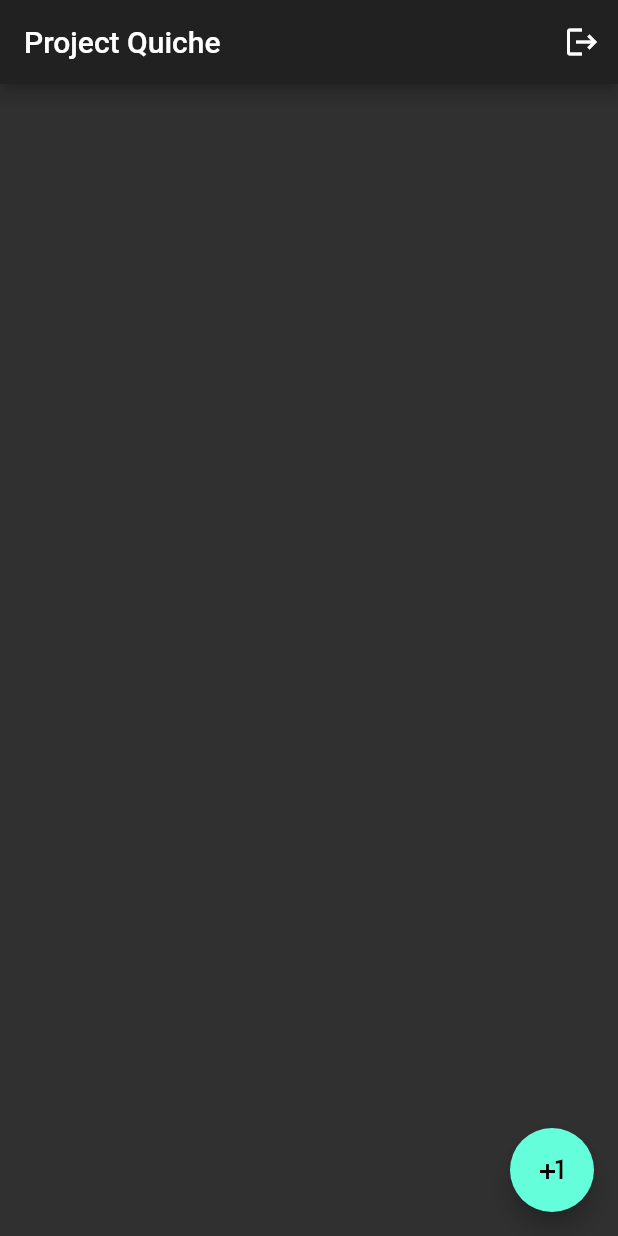
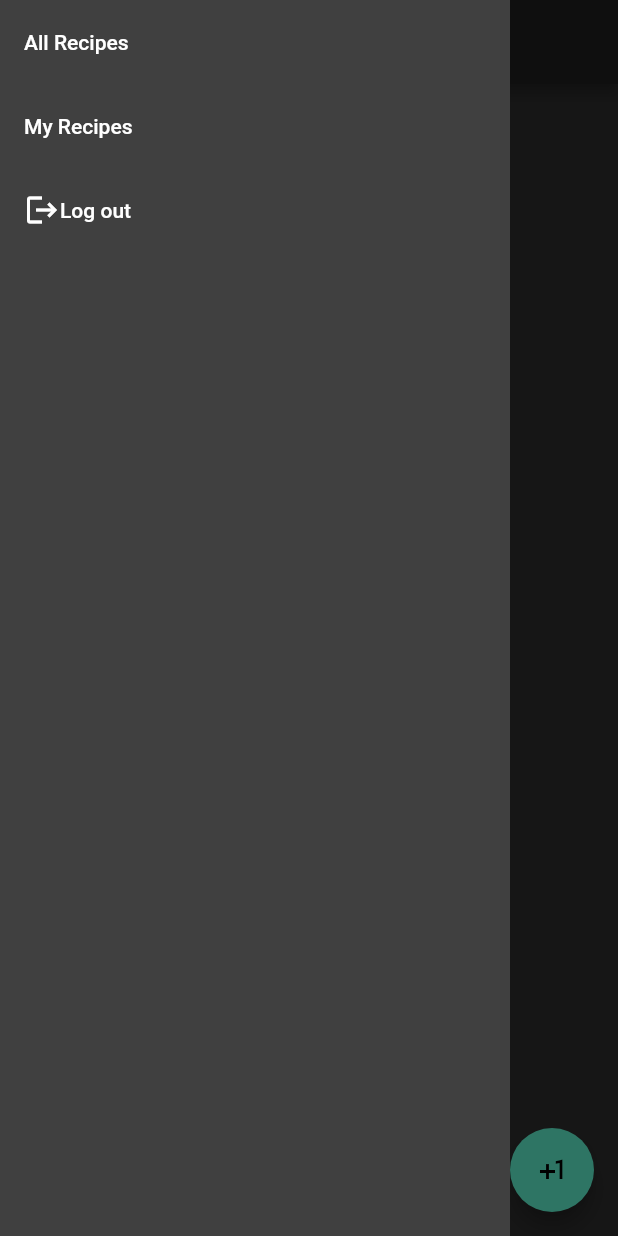
Before and after one commit to dadouf/ProjectQuiche, a Flutter app: the screen it shows once a user with an empty profile is signed in, with the side drawer open (before the commit the screen has no drawer), on a phone screen of 412 x 824 dp. Run offline on Flutter 3.47's test engine with Material 2 defaults, Android fonts, the phone set to English and light mode, and no system bars; our stand-ins replace firebase_auth, firebase_core, firebase_database, google_sign_in; accounts and stored records are empty.

Commit message:
Add drawer to select All recipes or My recipes

```diff
--- a/lib/screens/authenticate.dart
+++ b/lib/screens/authenticate.dart
@@ -10,8 +10,6 @@ class AuthenticatePage extends StatefulWidget {
 }
 
 class _AuthenticatePageState extends State<AuthenticatePage> {
-  String _displayName = '???';
-
   @override
   Widget build(BuildContext context) {
     return Scaffold(
@@ -51,10 +49,6 @@ class _AuthenticatePageState extends State<AuthenticatePage> {
     final userCredential =
         await FirebaseAuth.instance.signInWithCredential(credential);
 
-    setState(() {
-      _displayName = userCredential.user.displayName;
-    });
-
     return userCredential;
   }
 }
--- a/lib/screens/recipe_list.dart
+++ b/lib/screens/recipe_list.dart
@@ -22,18 +22,46 @@ class _RecipeListPageState extends State<RecipeListPage>
 
   List<Recipe> _recipes = [];
 
+  String _currentPageTitle = "All Recipes";
+
   @override
   Widget build(BuildContext context) {
     return Scaffold(
         appBar: AppBar(
-          title: Text('Project Quiche'),
-          actions: [
-            IconButton(
-              icon: Icon(Icons.logout),
-              onPressed: () => _logout(),
-            )
-          ],
+          title: Text(_currentPageTitle),
         ),
+        drawer: Container(
+            color: Color(0xFF404040),
+            margin: EdgeInsets.only(right: 72),
+            // width: 250,
+            child: ListView(
+              children: [
+                ListTile(
+                  title: Text("All Recipes"),
+                  onTap: () {
+                    setState(() {
+                      _currentPageTitle = "All Recipes";
+                    });
+                    Navigator.of(context).pop();
+                  },
+                ),
+                ListTile(
+                  title: Text("My Recipes"),
+                  onTap: () {
+                    setState(() {
+                      _currentPageTitle = "My Recipes";
+                    });
+                    Navigator.of(context).pop();
+                  },
+                ),
+                ListTile(
+                  title: Row(
+                    children: [Icon(Icons.logout), Text("Log out")],
+                  ),
+                  onTap: _logout,
+                )
+              ],
+            )),
         body: ListView.builder(
             itemCount: _recipes.length,
             itemBuilder: (context, position) {
```
